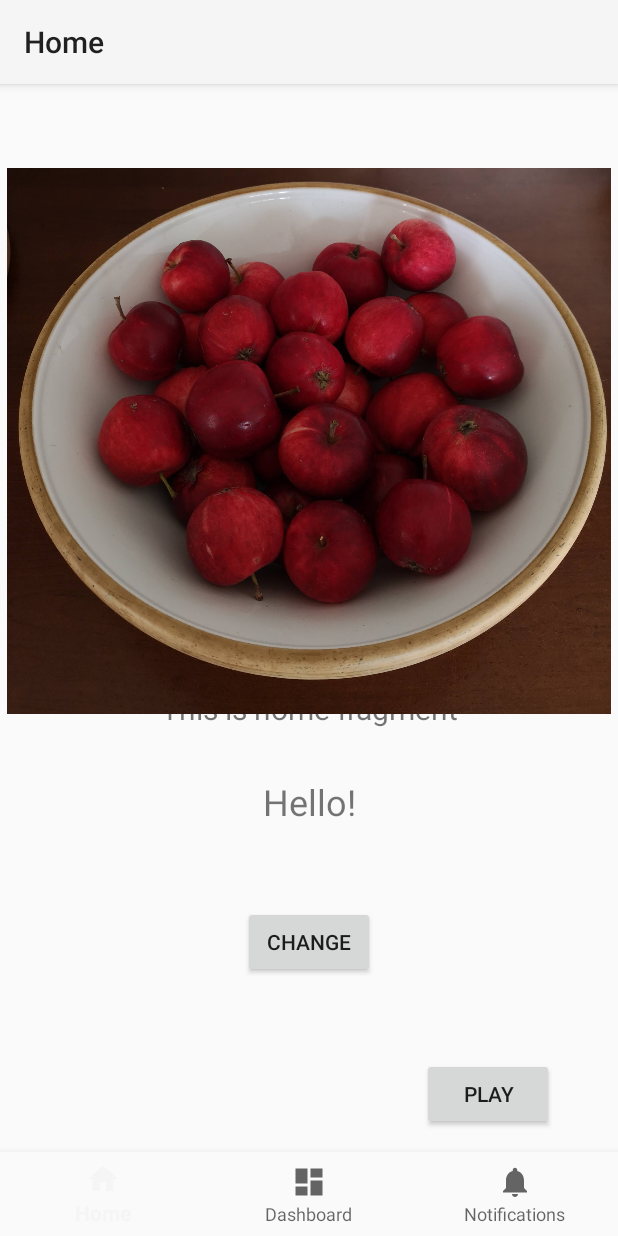
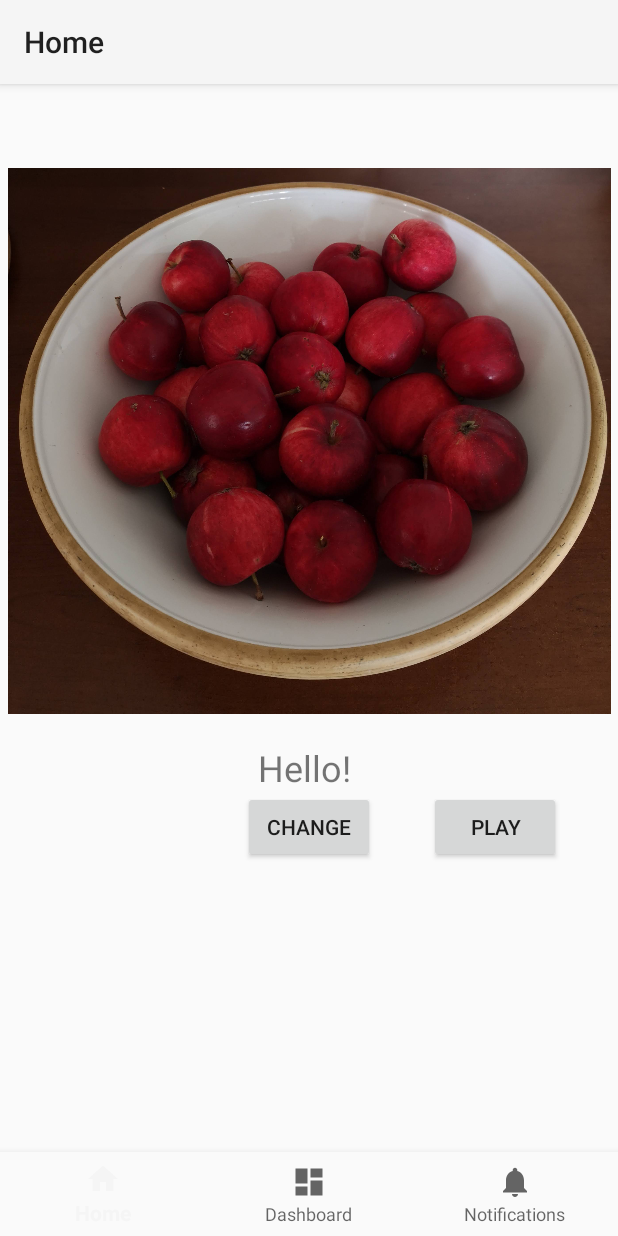
Before and after one commit to Miiaroma/android-java, an Android app: the screen it shows after launch (MainActivity3 before the commit, Home after it), on a phone screen of 412 x 824 dp. Run offline under Robolectric (Android 15) with nearby library versions, the phone set to English and light mode, and no system bars; our stand-ins replace navigation-ui.

Commit message:
Bottom navigation activity done.

```diff
--- a/androidJava/app/src/main/AndroidManifest.xml
+++ b/androidJava/app/src/main/AndroidManifest.xml
@@ -10,8 +10,8 @@
         android:supportsRtl="true"
         android:theme="@style/AppTheme">
         <activity
-            android:name=".MainActivity3"
-            android:label="@string/title_activity_main3">
+            android:name=".Home"
+            android:label="My Application">
             <intent-filter>
                 <action android:name="android.intent.action.MAIN" />
 
@@ -21,7 +21,7 @@
         <activity android:name=".MainActivity2"></activity>
         <activity
             android:name=".Guess"
-            android:parentActivityName=".MainActivity"></activity>
+            android:parentActivityName=".Home"></activity>
         <activity
             android:name=".MainActivity"
             android:label="My Application">
--- a/androidJava/app/src/main/java/com/example/myapplication/MainActivity3.java
+++ b/androidJava/app/src/main/java/com/example/myapplication/Home.java
@@ -10,12 +10,12 @@ import androidx.navigation.ui.NavigationUI;
 
 import com.google.android.material.bottomnavigation.BottomNavigationView;
 
-public class MainActivity3 extends AppCompatActivity {
+public class Home extends AppCompatActivity {
 
     @Override
     protected void onCreate(Bundle savedInstanceState) {
         super.onCreate(savedInstanceState);
-        setContentView(R.layout.activity_main3);
+        setContentView(R.layout.activity_home);
         BottomNavigationView navView = findViewById(R.id.nav_view);
         // Passing each menu ID as a set of Ids because each
         // menu should be considered as top level destinations.
--- a/androidJava/app/src/main/java/com/example/myapplication/ui/home/HomeFragment.java
+++ b/androidJava/app/src/main/java/com/example/myapplication/ui/home/HomeFragment.java
@@ -1,35 +1,80 @@
 package com.example.myapplication.ui.home;
 
+import android.content.Intent;
 import android.os.Bundle;
+import android.util.Log;
 import android.view.LayoutInflater;
 import android.view.View;
 import android.view.ViewGroup;
+import android.widget.Button;
 import android.widget.TextView;
 
 import androidx.annotation.NonNull;
-import androidx.annotation.Nullable;
 import androidx.fragment.app.Fragment;
-import androidx.lifecycle.Observer;
-import androidx.lifecycle.ViewModelProviders;
+import androidx.lifecycle.ViewModelProvider;
 
+import com.example.myapplication.Guess;
 import com.example.myapplication.R;
 
-public class HomeFragment extends Fragment {
+public class HomeFragment extends Fragment implements View.OnClickListener  {
 
     private HomeViewModel homeViewModel;
+    public static final String TAG ="MyAppMessage";
+    Button button;
+    TextView textV;
+    Button buttonGame;
+    Intent intent;
+
+
 
     public View onCreateView(@NonNull LayoutInflater inflater,
                              ViewGroup container, Bundle savedInstanceState) {
         homeViewModel =
-                ViewModelProviders.of(this).get(HomeViewModel.class);
+                new ViewModelProvider(this).get(HomeViewModel.class);
         View root = inflater.inflate(R.layout.fragment_home, container, false);
-        final TextView textView = root.findViewById(R.id.text_home);
+        button = root.findViewById(R.id.button);
+        button.setOnClickListener(this);
+        buttonGame = root.findViewById(R.id.buttonGame);
+        buttonGame.setOnClickListener(this);
+        Log.i(TAG, "activating play view");
+
+        textV = root.findViewById(R.id.textV);
+        textV.getVisibility();
+
+        /*final TextView textView = root.findViewById(R.id.text_home);
         homeViewModel.getText().observe(getViewLifecycleOwner(), new Observer<String>() {
             @Override
             public void onChanged(@Nullable String s) {
                 textView.setText(s);
             }
-        });
+        });*/
         return root;
+
     }
-}
+
+    public void setTextVisibility(){
+        if(textV.getVisibility() == View.VISIBLE) {
+            textV.setVisibility(View.INVISIBLE);
+        } else {
+            textV.setVisibility(View.VISIBLE);
+        }
+    }
+
+    public void OpenActivityGuess(){
+        Intent i = new Intent(getActivity(), Guess.class);
+        startActivity(i);
+    }
+
+    @Override
+    public void onClick(View v){
+        switch (v.getId()){
+            case R.id.button:
+                Log.e("test", "Button has been clicked");
+                setTextVisibility();
+                break;
+
+            case R.id.buttonGame:
+                OpenActivityGuess();
+                break;
+        }
+}}
--- a/androidJava/app/src/main/res/layout/activity_main3.xml
+++ b/androidJava/app/src/main/res/layout/activity_home.xml
@@ -1,6 +1,7 @@
 <?xml version="1.0" encoding="utf-8"?>
 <androidx.constraintlayout.widget.ConstraintLayout xmlns:android="http://schemas.android.com/apk/res/android"
     xmlns:app="http://schemas.android.com/apk/res-auto"
+    xmlns:tools="http://schemas.android.com/tools"
     android:id="@+id/container"
     android:layout_width="match_parent"
     android:layout_height="match_parent"
@@ -22,14 +23,12 @@
         android:id="@+id/nav_host_fragment"
         android:name="androidx.navigation.fragment.NavHostFragment"
         android:layout_width="match_parent"
-        android:layout_height="match_parent"
+        android:layout_height="675dp"
         app:defaultNavHost="true"
-        app:layout_constraintBottom_toTopOf="@id/nav_view"
-        app:layout_constraintHorizontal_bias="0.0"
-        app:layout_constraintLeft_toLeftOf="parent"
-        app:layout_constraintRight_toRightOf="parent"
+        app:layout_constraintBottom_toBottomOf="@+id/nav_view"
         app:layout_constraintTop_toTopOf="parent"
-        app:layout_constraintVertical_bias="1.0"
-        app:navGraph="@navigation/mobile_navigation" />
+        app:layout_constraintVertical_bias="0.0"
+        app:navGraph="@navigation/mobile_navigation"
+        tools:layout_editor_absoluteX="-50dp" />
 
 </androidx.constraintlayout.widget.ConstraintLayout>
--- a/androidJava/app/src/main/res/layout/fragment_home.xml
+++ b/androidJava/app/src/main/res/layout/fragment_home.xml
@@ -12,61 +12,63 @@
         android:layout_width="match_parent"
         android:layout_height="wrap_content"
         android:layout_marginStart="8dp"
-        android:layout_marginTop="8dp"
         android:layout_marginEnd="8dp"
         android:textAlignment="center"
         android:textSize="20sp"
         app:layout_constraintBottom_toBottomOf="parent"
         app:layout_constraintEnd_toEndOf="parent"
+        app:layout_constraintHorizontal_bias="0.0"
         app:layout_constraintStart_toStartOf="parent"
-        app:layout_constraintTop_toTopOf="parent" />
+        app:layout_constraintTop_toTopOf="parent"
+        app:layout_constraintVertical_bias="0.438" />
+
     <TextView
-        android:id="@+id/textView"
+        android:id="@+id/textV"
         android:layout_width="wrap_content"
-        android:layout_height="wrap_content"
-        android:layout_marginTop="350dp"
+        android:layout_height="32dp"
+        android:layout_marginStart="172dp"
+        android:layout_marginEnd="178dp"
         android:text="@string/text_name"
         android:textSize="24sp"
-        app:layout_constraintBottom_toBottomOf="parent"
+        app:layout_constraintBottom_toTopOf="@+id/button"
         app:layout_constraintEnd_toEndOf="parent"
+        app:layout_constraintHorizontal_bias="1.0"
         app:layout_constraintStart_toStartOf="parent"
         app:layout_constraintTop_toTopOf="parent"
-        app:layout_constraintVertical_bias="0.171" />
+        app:layout_constraintVertical_bias="1.0" />
 
     <Button
         android:id="@+id/buttonGame"
         android:layout_width="wrap_content"
         android:layout_height="wrap_content"
-        android:layout_marginStart="31dp"
-        android:layout_marginEnd="35dp"
-        android:layout_marginBottom="33dp"
+        android:layout_marginBottom="212dp"
         android:text="@string/button_game"
         app:layout_constraintBottom_toBottomOf="parent"
         app:layout_constraintEnd_toEndOf="parent"
-        app:layout_constraintHorizontal_bias="0.0"
-        app:layout_constraintStart_toEndOf="@+id/button"
-        app:layout_constraintTop_toBottomOf="@+id/imageView"
-        app:layout_constraintVertical_bias="0.859" />
-
-    <ImageView
-        android:id="@+id/imageView"
-        android:layout_width="409dp"
-        android:layout_height="364dp"
-        android:contentDescription="@string/image_name"
-        app:layout_constraintEnd_toEndOf="parent"
-        app:layout_constraintHorizontal_bias="0.5"
-        app:layout_constraintStart_toStartOf="parent"
-        app:layout_constraintTop_toTopOf="parent"
-        app:srcCompat="@drawable/img_20200912_193836"
-        tools:ignore="ContentDescription" />
+        app:layout_constraintHorizontal_bias="0.485"
+        app:layout_constraintStart_toEndOf="@+id/button" />
 
     <Button
         android:id="@+id/button"
         android:layout_width="wrap_content"
         android:layout_height="48dp"
-        android:layout_marginBottom="172dp"
+        android:layout_marginBottom="212dp"
         android:text="@string/button_name"
         app:layout_constraintBottom_toBottomOf="parent"
         app:layout_constraintEnd_toEndOf="parent"
         app:layout_constraintStart_toStartOf="parent" />
+
+    <ImageView
+        android:id="@+id/imageView"
+        android:layout_width="422dp"
+        android:layout_height="364dp"
+        android:contentDescription="@string/image_name"
+        app:layout_constraintBottom_toTopOf="@+id/text_home"
+        app:layout_constraintEnd_toEndOf="parent"
+        app:layout_constraintHorizontal_bias="0.545"
+        app:layout_constraintStart_toStartOf="parent"
+        app:layout_constraintTop_toTopOf="parent"
+        app:layout_constraintVertical_bias="0.0"
+        app:srcCompat="@drawable/img_20200912_193836"
+        tools:ignore="ContentDescription" />
 </androidx.constraintlayout.widget.ConstraintLayout>
--- a/androidJava/app/src/main/res/values/strings.xml
+++ b/androidJava/app/src/main/res/values/strings.xml
@@ -9,9 +9,8 @@
     <string name="star1">ImgBtn1</string>
     <string name="star2">ImgBtn2</string>
     <string name="star3">ImgBtn3</string>
-    <string name="viewScore">Best score:</string>
-    <string name="win"> </string>
-    <string name="title_activity_main3">MainActivity</string>
+    <string name="bestScore"> </string>
+    <string name="title_activity_main3">My Application</string>
     <string name="title_home">Home</string>
     <string name="title_dashboard">Dashboard</string>
     <string name="title_notifications">Notifications</string>
```
Also changed, not shown: androidJava/app/src/main/java/com/example/myapplication/Guess.java (+38 -56 lines), androidJava/app/src/main/res/layout/activity_guess.xml (+6 -20 lines), 1 other file.
